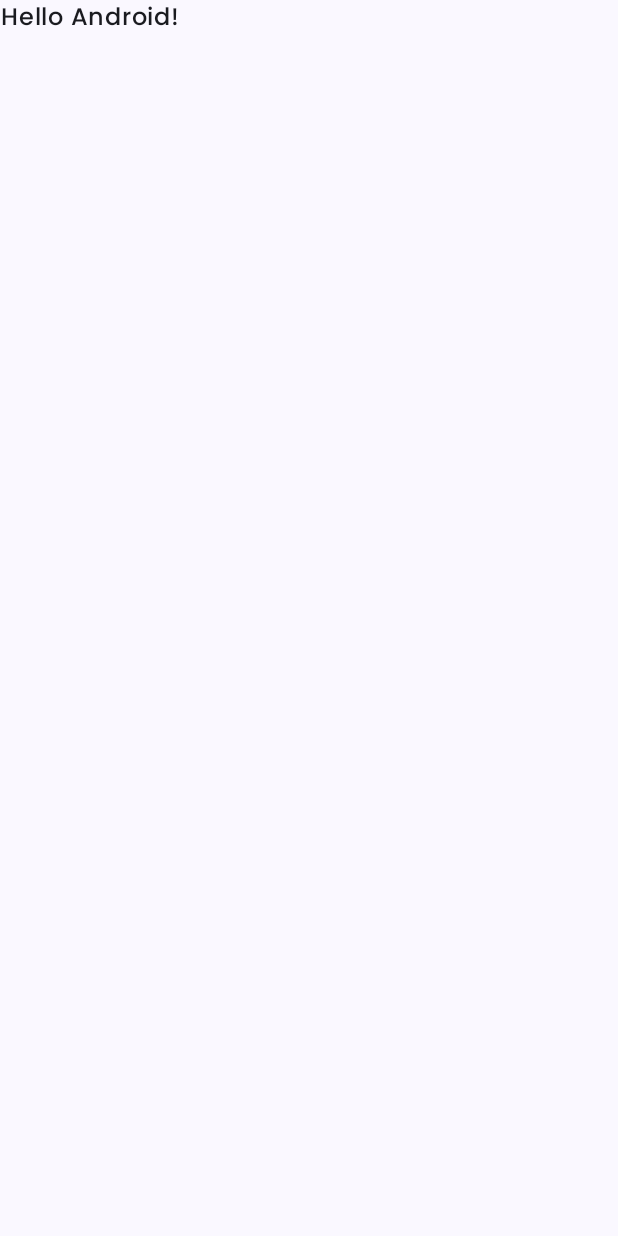
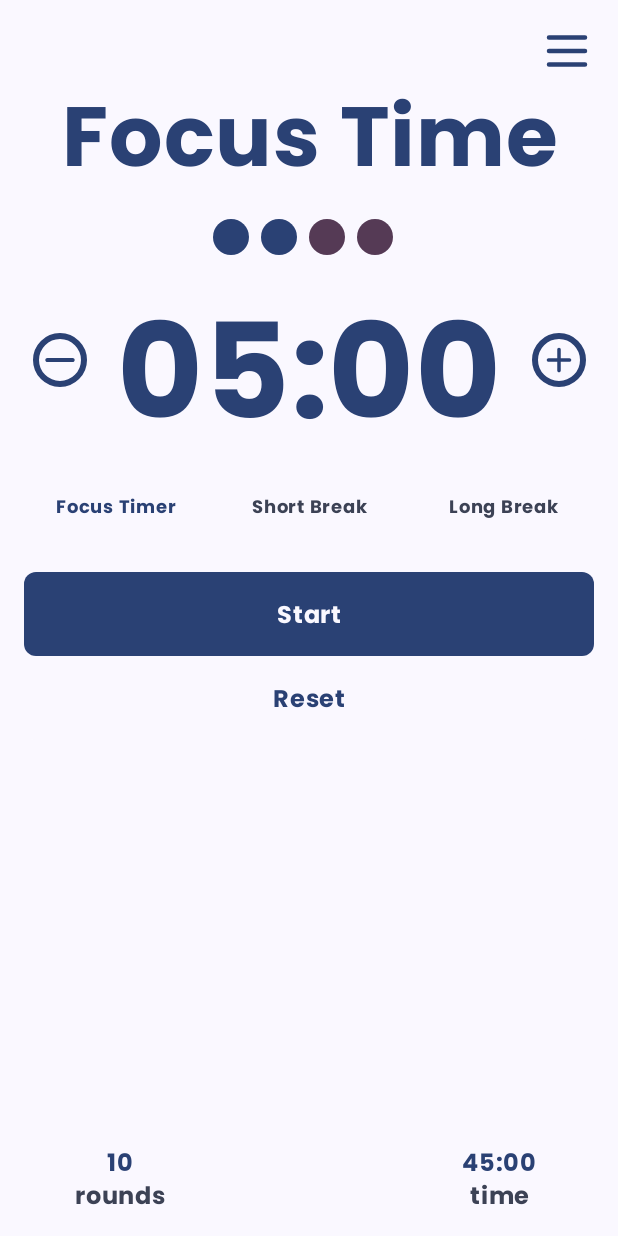
Before and after one commit to GabrielToroG/FocusTime, an Android app built with Jetpack Compose: the screen it shows after launch (MainActivity), on a phone screen of 412 x 824 dp. Before the commit the screen is almost empty. Run offline under Robolectric (Android 15) with nearby library versions, the phone set to English and light mode, and no system bars; our stand-ins replace window size class.

Commit message:
set HomeViewModel

```diff
--- a/app/src/main/java/com/example/focustime/MainActivity.kt
+++ b/app/src/main/java/com/example/focustime/MainActivity.kt
@@ -5,15 +5,12 @@ import androidx.activity.ComponentActivity
 import androidx.activity.compose.setContent
 import androidx.activity.enableEdgeToEdge
 import androidx.compose.foundation.layout.fillMaxSize
-import androidx.compose.foundation.layout.padding
 import androidx.compose.material3.Scaffold
-import androidx.compose.material3.Text
 import androidx.compose.material3.windowsizeclass.ExperimentalMaterial3WindowSizeClassApi
 import androidx.compose.material3.windowsizeclass.calculateWindowSizeClass
-import androidx.compose.runtime.Composable
 import androidx.compose.ui.Modifier
-import androidx.compose.ui.tooling.preview.Preview
 import com.example.focustime.core.presentation.theme.FocusTimeTheme
+import com.example.focustime.home.presentation.home.view.HomeScreen
 
 class MainActivity : ComponentActivity() {
     @OptIn(ExperimentalMaterial3WindowSizeClassApi::class)
@@ -24,28 +21,9 @@ class MainActivity : ComponentActivity() {
             val windowSize = calculateWindowSizeClass(activity = this)
             FocusTimeTheme(windowSize = windowSize.widthSizeClass) {
                 Scaffold(modifier = Modifier.fillMaxSize()) { innerPadding ->
-                    Greeting(
-                        name = "Android",
-                        modifier = Modifier.padding(innerPadding)
-                    )
+                    HomeScreen()
                 }
             }
         }
     }
 }
-
-@Composable
-fun Greeting(name: String, modifier: Modifier = Modifier) {
-    Text(
-        text = "Hello $name!",
-        modifier = modifier
-    )
-}
-
-@Preview(showBackground = true)
-@Composable
-fun GreetingPreview() {
-    FocusTimeTheme {
-        Greeting("Android")
-    }
-}
--- a/app/src/main/java/com/example/focustime/core/presentation/theme/Theme.kt
+++ b/app/src/main/java/com/example/focustime/core/presentation/theme/Theme.kt
@@ -24,7 +24,7 @@ private val DarkColorScheme = darkColorScheme(
 )
 
 private val LightColorScheme = lightColorScheme(
-    primary = primaryWhite,
+    primary = primaryBlack,
     secondary = gray,
     tertiary = lightGray,
     surface = primaryWhite,
@@ -46,7 +46,7 @@ fun ProvideDimensions(
 fun FocusTimeTheme(
     darkTheme: Boolean = isSystemInDarkTheme(),
     // Dynamic color is available on Android 12+
-    dynamicColor: Boolean = true,
+    dynamicColor: Boolean = true, // dark o light theme
     windowSize: WindowWidthSizeClass = WindowWidthSizeClass.Compact,
     content: @Composable () -> Unit
 ) {
--- a/app/src/main/java/com/example/focustime/core/presentation/theme/Type.kt
+++ b/app/src/main/java/com/example/focustime/core/presentation/theme/Type.kt
@@ -34,7 +34,7 @@ val Typography = Typography(
     ),
     bodyLarge = TextStyle(
         fontFamily = PoppinsFont,
-        fontWeight = FontWeight.SemiBold,
+        fontWeight = FontWeight.Bold,
         fontSize = 16.sp,
         lineHeight = 20.sp,
         letterSpacing = 0.5.sp,
@@ -42,7 +42,7 @@ val Typography = Typography(
     ),
     bodyMedium = TextStyle(
         fontFamily = PoppinsFont,
-        fontWeight = FontWeight.Medium,
+        fontWeight = FontWeight.Bold,
         fontSize = 12.sp,
         lineHeight = 16.sp,
         letterSpacing = 0.5.sp,
--- a/app/src/main/java/com/example/focustime/home/presentation/HomeScreen.kt
+++ b/app/src/main/java/com/example/focustime/home/presentation/home/view/HomeView.kt
@@ -1,4 +1,4 @@
-package com.example.focustime.home.presentation
+package com.example.focustime.home.presentation.home.view
 
 import androidx.compose.foundation.layout.Arrangement
 import androidx.compose.foundation.layout.Box
@@ -23,9 +23,12 @@ import androidx.compose.ui.text.style.TextAlign
 import androidx.compose.ui.tooling.preview.Preview
 import com.example.focustime.R
 import com.example.focustime.core.presentation.components.atom.autoresizedtext.AutoResizedText
-import com.example.focustime.core.presentation.components.atom.borderedicon.BorderedIcon
 import com.example.focustime.core.presentation.components.atom.circledot.CircleDot
+import com.example.focustime.core.presentation.components.atom.custombutton.CustomButton
 import com.example.focustime.core.presentation.theme.FocusTimeTheme
+import com.example.focustime.home.presentation.home.view.elements.InformationElement
+import com.example.focustime.home.presentation.home.view.elements.TimerSession
+import com.example.focustime.home.presentation.home.view.elements.TimerTypeSession
 
 @Composable
 fun HomeScreen() {
@@ -47,6 +50,7 @@ fun HomeScreen() {
                 tint = MaterialTheme.colorScheme.primary
             )
         }
+
         AutoResizedText(
             "Focus Time",
             textStyle = MaterialTheme.typography.displayMedium.copy(
@@ -69,52 +73,46 @@ fun HomeScreen() {
         }
 
         Spacer(modifier = Modifier.height(FocusTimeTheme.dimensions.spacerMedium))
+
         TimerSession(
-            timer = "05:00"
+            timer = "05:00",
+            onIncreasedTap = { /* TODO */ },
+            onDecreasedTap = { /* TODO */ }
+        )
+
+        Spacer(modifier = Modifier.height(FocusTimeTheme.dimensions.spacerMedium))
+
+        TimerTypeSession(onTap = { /* TODO */ })
+
+        Spacer(modifier = Modifier.height(FocusTimeTheme.dimensions.spacerMedium))
+
+        Column(
+            modifier = Modifier.fillMaxWidth(),
+            horizontalAlignment = Alignment.CenterHorizontally,
+            verticalArrangement = Arrangement.Center
+        ) {
+            CustomButton(
+                text = "Start",
+                textColor = MaterialTheme.colorScheme.surface,
+                buttonColor = MaterialTheme.colorScheme.primary,
+                onTap =  { /* TODO */ }
+            )
+
+            CustomButton(
+                text = "Reset",
+                textColor = MaterialTheme.colorScheme.primary,
+                buttonColor = MaterialTheme.colorScheme.surface,
+                onTap =  { /* TODO */ }
+            )
+        }
+
+        InformationElement(
+            modifier = Modifier.weight(1f),
+            round = "10",
+            time = "45:00"
         )
     }
 }
-
-@Composable
-fun TimerSession(
-    modifier: Modifier = Modifier,
-    timer: String,
-    onIncreasedTap: () -> Unit = {},
-    onDecreasedTap: () -> Unit = {}
-) {
-    Row(
-        modifier = modifier.fillMaxWidth(),
-        verticalAlignment = Alignment.CenterVertically,
-        horizontalArrangement = Arrangement.Center
-    ) {
-        Column(
-            modifier = Modifier.fillMaxWidth().weight(1f),
-            horizontalAlignment = Alignment.CenterHorizontally
-        ) {
-            BorderedIcon(iconId = R.drawable.ic_minus, onTap = onDecreasedTap)
-            Spacer(modifier = Modifier.height(FocusTimeTheme.dimensions.spacerMedium))
-        }
-        AutoResizedText(
-            timer,
-            modifier = Modifier
-                .fillMaxWidth()
-                .weight(6f)
-                .align(Alignment.CenterVertically),
-            textStyle = MaterialTheme.typography.displayLarge.copy(
-                color = MaterialTheme.colorScheme.primary,
-                textAlign = TextAlign.Center
-            )
-        )
-        Column(
-            modifier = Modifier.fillMaxWidth().weight(1f),
-            horizontalAlignment = Alignment.CenterHorizontally
-        ) {
-            BorderedIcon(iconId = R.drawable.ic_plus, onTap = onIncreasedTap)
-            Spacer(modifier = Modifier.height(FocusTimeTheme.dimensions.spacerMedium))
-        }
-    }
-}
-
 
 @Preview(
     name = "HomeScreenPreview",
--- /dev/null
+++ b/app/src/main/java/com/example/focustime/home/presentation/home/view/elements/InformationSession.kt
@@ -0,0 +1,40 @@
+package com.example.focustime.home.presentation.home.view.elements
+
+import android.net.wifi.ScanResult.InformationElement
+import androidx.compose.foundation.layout.Box
+import androidx.compose.foundation.layout.Row
+import androidx.compose.foundation.layout.Spacer
+import androidx.compose.foundation.layout.fillMaxSize
+import androidx.compose.foundation.layout.fillMaxWidth
+import androidx.compose.runtime.Composable
+import androidx.compose.ui.Alignment
+import androidx.compose.ui.Modifier
+import com.example.focustime.core.presentation.components.molecule.informationitem.InformationItem
+
+@Composable
+fun InformationElement(
+    modifier: Modifier = Modifier,
+    round: String,
+    time: String
+) {
+    Box(
+        modifier = modifier.fillMaxSize(),
+        contentAlignment = Alignment.BottomCenter
+    ) {
+        Row(
+            modifier = Modifier.align(Alignment.BottomCenter)
+        ) {
+            InformationItem(
+                modifier = modifier.fillMaxWidth().weight(1f),
+                text = round,
+                label = "rounds"
+            )
+            Spacer(modifier = Modifier.fillMaxWidth().weight(1f))
+            InformationItem(
+                modifier = modifier.fillMaxWidth().weight(1f),
+                text = time,
+                label = "time"
+            )
+        }
+    }
+}
--- /dev/null
+++ b/app/src/main/java/com/example/focustime/home/presentation/home/view/elements/TimerSession.kt
@@ -0,0 +1,57 @@
+package com.example.focustime.home.presentation.home.view.elements
+
+import androidx.compose.foundation.layout.Arrangement
+import androidx.compose.foundation.layout.Column
+import androidx.compose.foundation.layout.Row
+import androidx.compose.foundation.layout.Spacer
+import androidx.compose.foundation.layout.fillMaxWidth
+import androidx.compose.foundation.layout.height
+import androidx.compose.material3.MaterialTheme
+import androidx.compose.runtime.Composable
+import androidx.compose.ui.Alignment
+import androidx.compose.ui.Modifier
+import androidx.compose.ui.text.style.TextAlign
+import com.example.focustime.R
+import com.example.focustime.core.presentation.components.atom.autoresizedtext.AutoResizedText
+import com.example.focustime.core.presentation.components.atom.borderedicon.BorderedIcon
+import com.example.focustime.core.presentation.theme.FocusTimeTheme
+
+@Composable
+fun TimerSession(
+    modifier: Modifier = Modifier,
+    timer: String,
+    onIncreasedTap: () -> Unit = {},
+    onDecreasedTap: () -> Unit = {}
+) {
+    Row(
+        modifier = modifier.fillMaxWidth(),
+        verticalAlignment = Alignment.CenterVertically,
+        horizontalArrangement = Arrangement.Center
+    ) {
+        Column(
+            modifier = Modifier.fillMaxWidth().weight(1f),
+            horizontalAlignment = Alignment.CenterHorizontally
+        ) {
+            BorderedIcon(iconId = R.drawable.ic_minus, onTap = onDecreasedTap)
+            Spacer(modifier = Modifier.height(FocusTimeTheme.dimensions.spacerMedium))
+        }
+        AutoResizedText(
+            timer,
+            modifier = Modifier
+                .fillMaxWidth()
+                .weight(6f)
+                .align(Alignment.CenterVertically),
+            textStyle = MaterialTheme.typography.displayLarge.copy(
+                color = MaterialTheme.colorScheme.primary,
+                textAlign = TextAlign.Center
+            )
+        )
+        Column(
+            modifier = Modifier.fillMaxWidth().weight(1f),
+            horizontalAlignment = Alignment.CenterHorizontally
+        ) {
+            BorderedIcon(iconId = R.drawable.ic_plus, onTap = onIncreasedTap)
+            Spacer(modifier = Modifier.height(FocusTimeTheme.dimensions.spacerMedium))
+        }
+    }
+}
--- /dev/null
+++ b/app/src/main/java/com/example/focustime/home/presentation/home/view/elements/TimerTypeSession.kt
@@ -0,0 +1,50 @@
+package com.example.focustime.home.presentation.home.view.elements
+
+import androidx.compose.foundation.layout.Arrangement
+import androidx.compose.foundation.layout.fillMaxWidth
+import androidx.compose.foundation.layout.height
+import androidx.compose.foundation.lazy.grid.GridCells
+import androidx.compose.foundation.lazy.grid.LazyVerticalGrid
+import androidx.compose.material3.MaterialTheme
+import androidx.compose.runtime.Composable
+import androidx.compose.ui.Modifier
+import com.example.focustime.core.presentation.components.atom.timertypeitem.TimerTypeItem
+import com.example.focustime.core.presentation.theme.FocusTimeTheme
+
+@Composable
+fun TimerTypeSession(
+    modifier: Modifier = Modifier,
+    onTap: () -> Unit = {}
+) {
+    val gridCount = 3
+    val itemSpacing = Arrangement.spacedBy(FocusTimeTheme.dimensions.paddingNormal)
+    LazyVerticalGrid(
+        modifier = modifier
+            .fillMaxWidth()
+            .height(FocusTimeTheme.dimensions.spacerLarge),
+        columns = GridCells.Fixed(gridCount),
+        horizontalArrangement = itemSpacing,
+        verticalArrangement = itemSpacing
+    ) {
+        item(key = "FT") {
+            TimerTypeItem(
+                text = "Focus Timer",
+                textColor = MaterialTheme.colorScheme.primary
+            )
+        }
+
+        item(key = "SB") {
+            TimerTypeItem(
+                text = "Short Break",
+                textColor = MaterialTheme.colorScheme.secondary
+            )
+        }
+
+        item(key = "LB") {
+            TimerTypeItem(
+                text = "Long Break",
+                textColor = MaterialTheme.colorScheme.secondary
+            )
+        }
+    }
+}
```
Also changed, not shown: app/build.gradle.kts (+6 -1 lines), app/src/main/java/com/example/focustime/core/presentation/utils/Constants.kt (added, +14 -0 lines), app/src/main/java/com/example/focustime/home/domain/entity/TimerTypeEnum.kt (added, +17 -0 lines), app/src/main/java/com/example/focustime/home/presentation/home/viewmodel/HomeViewModel.kt (added, +114 -0 lines).
